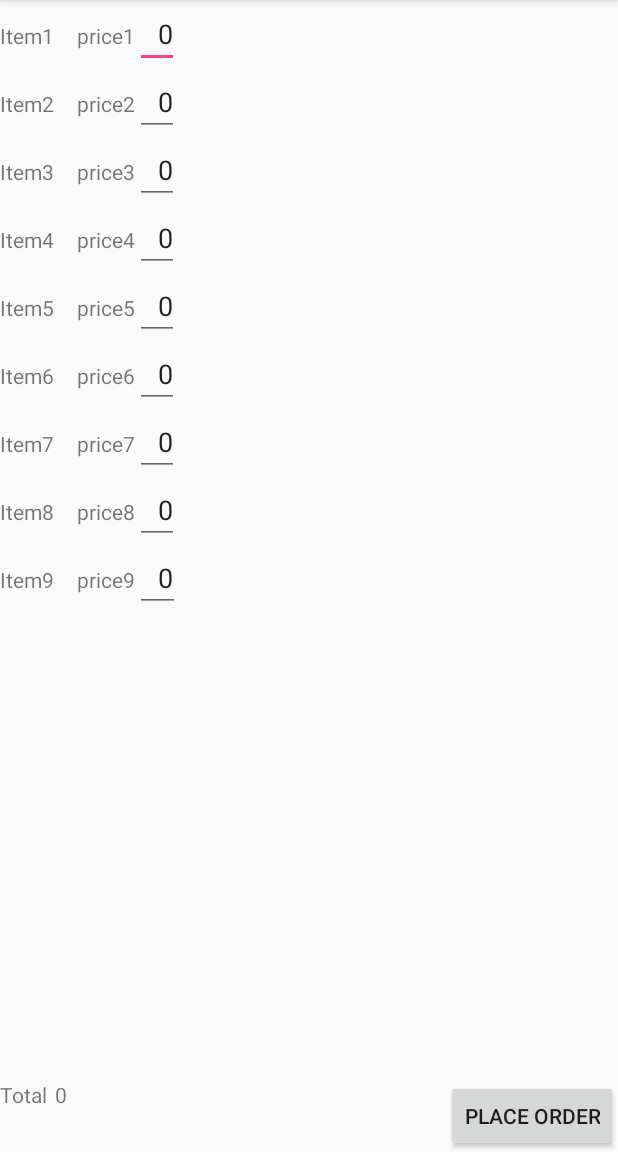
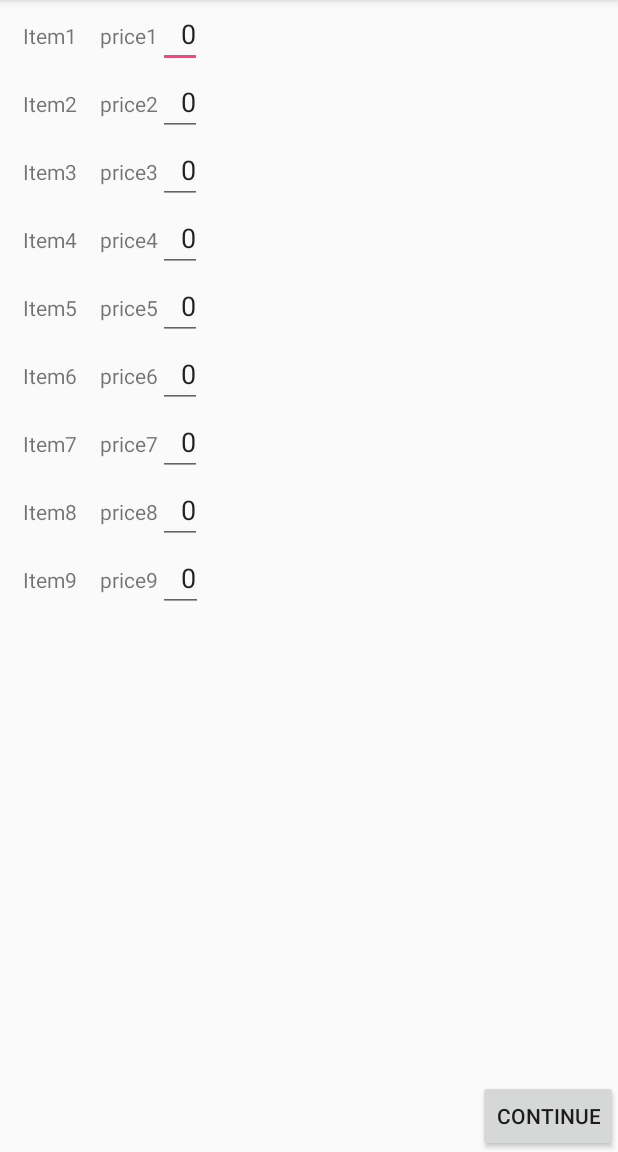
Before and after one commit to Mumbai2017/team-15, an Android app: the placeOrder screen opened directly, with no data from a screen before it, on a phone screen of 412 x 824 dp, the part 84-1236 px from its top. Run offline under Robolectric (Android 15) with nearby library versions, the phone set to English and light mode, and no system bars.

Commit message:
listview implemented

```diff
--- a/app/src/main/java/com/example/admin/cfg15/OrderTrack.java
+++ b/app/src/main/java/com/example/admin/cfg15/OrderTrack.java
@@ -27,5 +27,7 @@ public class OrderTrack extends AppCompatActivity {
 
         OrderListAdapter eventListAdapter=new OrderListAdapter(getApplicationContext(),orderList);
         list.setAdapter(eventListAdapter);
+
+
     }
 }
--- a/app/src/main/java/com/example/admin/cfg15/placeOrder.java
+++ b/app/src/main/java/com/example/admin/cfg15/placeOrder.java
@@ -1,14 +1,31 @@
 package com.example.admin.cfg15;
 
+import android.content.Context;
 import android.support.v7.app.AppCompatActivity;
 import android.os.Bundle;
+import android.text.Editable;
+import android.text.TextWatcher;
+import android.widget.EditText;
 
 public class placeOrder extends AppCompatActivity {
+
+    EditText quat1,quat2,quat3,quat4,quat5,quat6,quat7,quat8,quat9;
 
     @Override
     protected void onCreate(Bundle savedInstanceState) {
         super.onCreate(savedInstanceState);
         setContentView(R.layout.activity_place_order);
 
+        quat1 = (EditText) findViewById(R.id.quantity1);
+        quat2 = (EditText) findViewById(R.id.quantity2);
+        quat3 = (EditText) findViewById(R.id.quantity3);
+        quat4 = (EditText) findViewById(R.id.quantity4);
+        quat5 = (EditText) findViewById(R.id.quantity5);
+        quat6 = (EditText) findViewById(R.id.quantity6);
+        quat7 = (EditText) findViewById(R.id.quantity7);
+        quat8 = (EditText) findViewById(R.id.quantity8);
+        quat9 = (EditText) findViewById(R.id.quantity9);
+
+
     }
 }
--- a/app/src/main/java/trackOrder/OrderListAdapter.java
+++ b/app/src/main/java/trackOrder/OrderListAdapter.java
@@ -54,9 +54,9 @@ public class OrderListAdapter extends BaseAdapter {
 
             }
             Order event=events.get(position);
-            myViewHolder.text1.setText(event.getId());
-            myViewHolder.text2.setText(" "+event.getExpectedDate());
-            myViewHolder.text3.setText(" "+event.getTotal());
+            myViewHolder.text1.setText("Order id "+event.getId());
+            myViewHolder.text2.setText("Expected Date "+event.getExpectedDate());
+            myViewHolder.text3.setText("Total cost "+event.getTotal());
 
             return row;
         }
--- a/app/src/main/res/layout/activity_place_order.xml
+++ b/app/src/main/res/layout/activity_place_order.xml
@@ -17,6 +17,7 @@
             android:layout_height="wrap_content">
             <TextView
                 android:layout_width="wrap_content"
+                android:paddingLeft="15dp"
                 android:layout_height="wrap_content"
                 android:id="@+id/item1"
                 android:text="Item1"/>
@@ -43,6 +44,7 @@
                 android:layout_width="wrap_content"
                 android:layout_height="wrap_content"
                 android:id="@+id/item2"
+                android:paddingLeft="15dp"
                 android:text="Item2"/>
 
             <TextView
@@ -66,6 +68,7 @@
                 android:layout_width="wrap_content"
                 android:layout_height="wrap_content"
                 android:id="@+id/item3"
+                android:paddingLeft="15dp"
                 android:text="Item3"/>
 
 
@@ -90,6 +93,7 @@
                 android:layout_width="wrap_content"
                 android:layout_height="wrap_content"
                 android:id="@+id/item4"
+                android:paddingLeft="15dp"
                 android:text="Item4"/>
             <TextView
                 android:layout_width="wrap_content"
@@ -113,6 +117,7 @@
                 android:layout_width="wrap_content"
                 android:layout_height="wrap_content"
                 android:id="@+id/item5"
+                android:paddingLeft="15dp"
                 android:text="Item5"/>
             <TextView
                 android:layout_width="wrap_content"
@@ -136,6 +141,7 @@
                 android:layout_width="wrap_content"
                 android:layout_height="wrap_content"
                 android:id="@+id/item6"
+                android:paddingLeft="15dp"
                 android:text="Item6"/>
             <TextView
                 android:layout_width="wrap_content"
@@ -159,6 +165,7 @@
                 android:layout_width="wrap_content"
                 android:layout_height="wrap_content"
                 android:id="@+id/item7"
+                android:paddingLeft="15dp"
                 android:text="Item7"/>
             <TextView
                 android:layout_width="wrap_content"
@@ -182,6 +189,7 @@
                 android:layout_width="wrap_content"
                 android:layout_height="wrap_content"
                 android:id="@+id/item8"
+                android:paddingLeft="15dp"
 
                 android:text="Item8"/>
             <TextView
@@ -206,6 +214,7 @@
                 android:layout_width="wrap_content"
                 android:layout_height="wrap_content"
                 android:id="@+id/item9"
+                android:paddingLeft="15dp"
                 android:text="Item9"/>
             <TextView
                 android:paddingLeft="15dp"
@@ -230,24 +239,13 @@
         android:layout_height="wrap_content"
         android:layout_alignParentBottom="true"
         android:layout_alignParentStart="true">
-        <TextView
-            android:layout_width="wrap_content"
-            android:layout_height="wrap_content"
-            android:text="Total"
-            android:id="@+id/tv"/>
-        <TextView
-            android:layout_width="wrap_content"
-            android:layout_height="wrap_content"
-            android:id="@+id/total"
-            android:text="0"
-            android:paddingLeft="5dp"
-            android:layout_toRightOf="@+id/tv"/>
+
         <Button
             android:layout_width="wrap_content"
             android:layout_height="wrap_content"
+            android:layout_alignParentEnd="true"
             android:layout_marginStart="15dp"
-            android:text="Place order"
-            android:layout_alignParentTop="true"
-            android:layout_alignParentEnd="true" />
+            android:text="Continue"
+            android:layout_below="@+id/total" />
     </RelativeLayout>
 </RelativeLayout>
--- a/app/src/main/res/layout/event_single_row.xml
+++ b/app/src/main/res/layout/event_single_row.xml
@@ -14,6 +14,7 @@
             android:id="@+id/orderid"
             android:layout_width="wrap_content"
             android:layout_height="wrap_content"
+            android:textColor="@android:color/background_dark"
             android:text="OrderId"
             android:textAppearance="?android:attr/textAppearanceLarge" />
 
@@ -22,6 +23,7 @@
         <TextView
             android:layout_width="wrap_content"
             android:layout_height="wrap_content"
+            android:textColor="@android:color/background_dark"
             android:textAppearance="?android:attr/textAppearanceLarge"
             android:text="Estimated date"
             android:id="@+id/date"
@@ -29,6 +31,7 @@
         <TextView
             android:layout_width="wrap_content"
             android:layout_height="wrap_content"
+            android:textColor="@android:color/background_dark"
             android:textAppearance="?android:attr/textAppearanceLarge"
             android:text="Cost"
             android:id="@+id/total"
```
Also changed, not shown: app/src/main/AndroidManifest.xml (line endings or trailing spaces).
